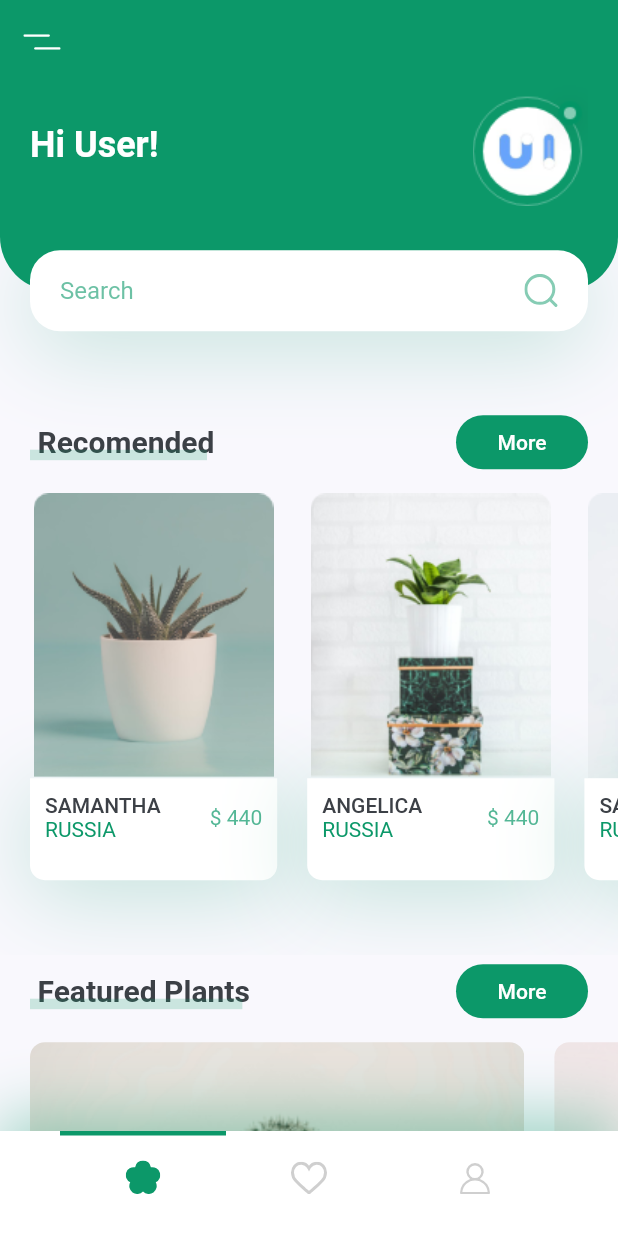
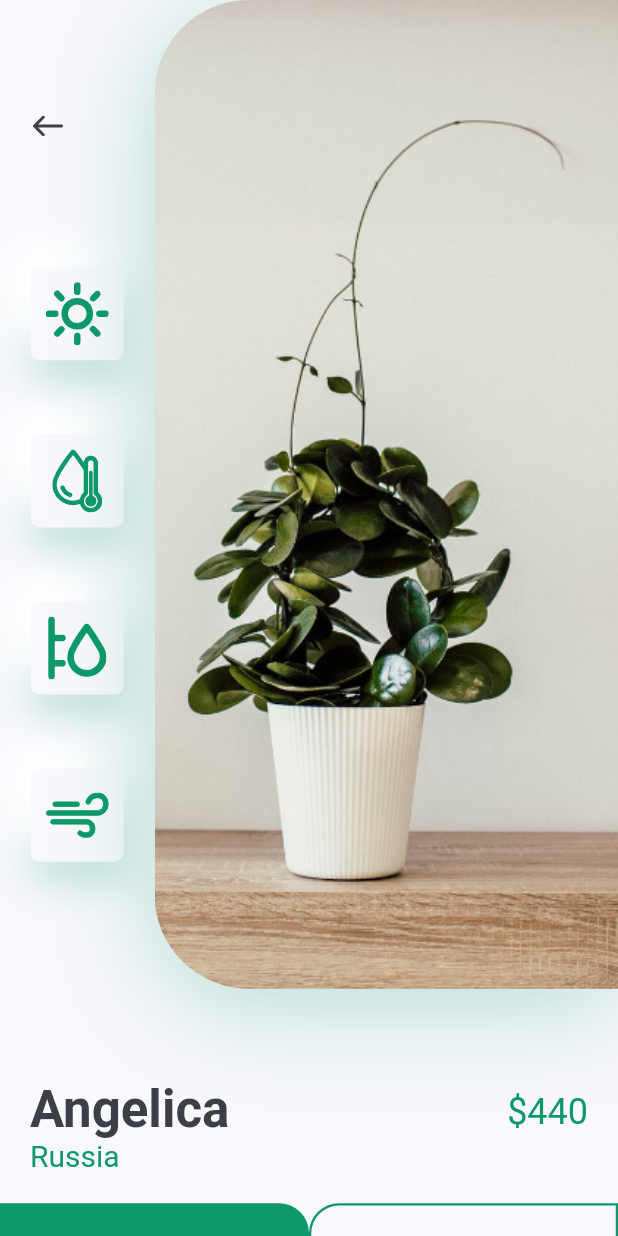
Before and after one commit to darthrodolfo/flutterSpeedCodes, a Flutter app: the screen it shows after launch, after a tap on "More", on a phone screen of 412 x 824 dp. Run offline on Flutter 3.47's test engine with Material 2 defaults, Android fonts, the phone set to English and light mode, and no system bars; our stand-ins replace flutter_svg.

Commit message:
Creating detail screen with all its widgets.

```diff
--- /dev/null
+++ b/flutter_speed_code/lib/views/detail/details_screen.dart
@@ -0,0 +1,11 @@
+import 'package:flutter/material.dart';
+import 'package:flutter_speed_code/views/detail/widgets/body.dart';
+
+class DetailsScreen extends StatelessWidget {
+  @override
+  Widget build(BuildContext context) {
+    return Scaffold(
+      body: Body(),
+    );
+  }
+}
--- /dev/null
+++ b/flutter_speed_code/lib/views/detail/widgets/body.dart
@@ -0,0 +1,66 @@
+import 'package:flutter/material.dart';
+import 'package:flutter_speed_code/theme/theme_constants.dart';
+
+import 'image_and_icons.dart';
+import 'title_and_price.dart';
+
+class Body extends StatelessWidget {
+  @override
+  Widget build(BuildContext context) {
+    Size size = MediaQuery.of(context).size;
+    return SingleChildScrollView(
+      child: Column(
+        children: <Widget>[
+          ImageAndIcons(size: size),
+          TitleAndPrice(title: "Angelica", country: "Russia", price: 440),
+          SizedBox(height: tDefaultPadding),
+          Row(
+            children: <Widget>[
+              SizedBox(
+                width: size.width / 2,
+                height: 84,
+                child: FlatButton(
+                  shape: RoundedRectangleBorder(
+                    borderRadius: BorderRadius.only(
+                      topRight: Radius.circular(20),
+                    ),
+                  ),
+                  color: tPrimaryColor,
+                  onPressed: () {},
+                  child: Text(
+                    "Buy Now",
+                    style: TextStyle(
+                      color: Colors.white,
+                      fontSize: 16,
+                    ),
+                  ),
+                ),
+              ),
+              Expanded(
+                child: SizedBox(
+                  width: size.width / 2,
+                  height: 84,
+                  child: FlatButton(
+                    shape: RoundedRectangleBorder(
+                      side: BorderSide(width: 1.5, color: tPrimaryColor),
+                      borderRadius: BorderRadius.only(
+                        topLeft: Radius.circular(20),
+                      ),
+                    ),
+                    onPressed: () {},
+                    child: Text(
+                      'Description',
+                      style: TextStyle(
+                        fontSize: 16,
+                      ),
+                    ),
+                  ),
+                ),
+              ),
+            ],
+          ),
+        ],
+      ),
+    );
+  }
+}
--- /dev/null
+++ b/flutter_speed_code/lib/views/detail/widgets/icon_card.dart
@@ -0,0 +1,40 @@
+import 'package:flutter/material.dart';
+import 'package:flutter_speed_code/theme/theme_constants.dart';
+import 'package:flutter_svg/flutter_svg.dart';
+
+class IconCard extends StatelessWidget {
+  const IconCard({
+    Key key,
+    this.icon,
+  }) : super(key: key);
+
+  final String icon;
+
+  @override
+  Widget build(BuildContext context) {
+    Size size = MediaQuery.of(context).size;
+    return Container(
+      margin: EdgeInsets.symmetric(vertical: size.height * 0.03),
+      padding: EdgeInsets.all(tDefaultPadding / 2),
+      height: 62,
+      width: 62,
+      decoration: BoxDecoration(
+        color: tBackgroundColor,
+        borderRadius: BorderRadius.circular(6),
+        boxShadow: [
+          BoxShadow(
+            offset: Offset(0, 15),
+            blurRadius: 22,
+            color: tPrimaryColor.withOpacity(0.22),
+          ),
+          BoxShadow(
+            offset: Offset(-15, -15),
+            blurRadius: 20,
+            color: Colors.white,
+          ),
+        ],
+      ),
+      child: SvgPicture.asset(icon),
+    );
+  }
+}
--- /dev/null
+++ b/flutter_speed_code/lib/views/detail/widgets/image_and_icons.dart
@@ -0,0 +1,76 @@
+import 'package:flutter/material.dart';
+import 'package:flutter_speed_code/theme/theme_constants.dart';
+import 'package:flutter_svg/flutter_svg.dart';
+
+import 'icon_card.dart';
+
+class ImageAndIcons extends StatelessWidget {
+  const ImageAndIcons({
+    Key key,
+    @required this.size,
+  }) : super(key: key);
+
+  final Size size;
+
+  @override
+  Widget build(BuildContext context) {
+    return Padding(
+      padding: const EdgeInsets.only(bottom: tDefaultPadding * 3),
+      child: SizedBox(
+        height: size.height * 0.8,
+        child: Row(
+          children: <Widget>[
+            Expanded(
+              child: Padding(
+                padding:
+                    const EdgeInsets.symmetric(vertical: tDefaultPadding * 3),
+                child: Column(
+                  children: <Widget>[
+                    Align(
+                      alignment: Alignment.topLeft,
+                      child: IconButton(
+                        padding:
+                            EdgeInsets.symmetric(horizontal: tDefaultPadding),
+                        icon: SvgPicture.asset("assets/icons/back_arrow.svg"),
+                        onPressed: () {
+                          Navigator.pop(context);
+                        },
+                      ),
+                    ),
+                    Spacer(),
+                    IconCard(icon: "assets/icons/sun.svg"),
+                    IconCard(icon: "assets/icons/icon_2.svg"),
+                    IconCard(icon: "assets/icons/icon_3.svg"),
+                    IconCard(icon: "assets/icons/icon_4.svg"),
+                  ],
+                ),
+              ),
+            ),
+            Container(
+              height: size.height * 0.8,
+              width: size.width * 0.75,
+              decoration: BoxDecoration(
+                borderRadius: BorderRadius.only(
+                  topLeft: Radius.circular(63),
+                  bottomLeft: Radius.circular(63),
+                ),
+                boxShadow: [
+                  BoxShadow(
+                    offset: Offset(0, 10),
+                    blurRadius: 60,
+                    color: tPrimaryColor.withOpacity(0.29),
+                  ),
+                ],
+                image: DecorationImage(
+                  alignment: Alignment.centerLeft,
+                  fit: BoxFit.cover,
+                  image: AssetImage("assets/images/img.png"),
+                ),
+              ),
+            ),
+          ],
+        ),
+      ),
+    );
+  }
+}
--- /dev/null
+++ b/flutter_speed_code/lib/views/detail/widgets/title_and_price.dart
@@ -0,0 +1,59 @@
+import 'package:flutter/material.dart';
+import 'package:flutter_speed_code/theme/theme_constants.dart';
+
+class TitleAndPrice extends StatelessWidget {
+  const TitleAndPrice({Key key, this.title, this.country, this.price})
+      : super(key: key);
+  final String title, country;
+  final int price;
+
+  @override
+  Widget build(BuildContext context) {
+    return Padding(
+      padding: const EdgeInsets.symmetric(horizontal: tDefaultPadding),
+      child: Container(
+        child: Row(
+          crossAxisAlignment: CrossAxisAlignment.start,
+          children: <Widget>[
+            RichText(
+              text: TextSpan(
+                children: [
+                  TextSpan(
+                    text: '$title\n',
+                    style: Theme.of(context).textTheme.headline4.copyWith(
+                          color: tTextColor,
+                          fontWeight: FontWeight.bold,
+                        ),
+                  ),
+                  TextSpan(
+                    text: country,
+                    style: TextStyle(
+                      fontSize: 20,
+                      color: tPrimaryColor,
+                      fontWeight: FontWeight.w400,
+                    ),
+                  ),
+                ],
+              ),
+            ),
+            Expanded(
+              child: Padding(
+                padding: const EdgeInsets.only(top: 8.0),
+                child: Align(
+                  alignment: Alignment.topRight,
+                  child: Text(
+                    '\$$price',
+                    style: Theme.of(context)
+                        .textTheme
+                        .headline5
+                        .copyWith(color: tPrimaryColor),
+                  ),
+                ),
+              ),
+            ),
+          ],
+        ),
+      ),
+    );
+  }
+}
--- a/flutter_speed_code/lib/views/detail_screen.dart
+++ /dev/null
@@ -1,12 +0,0 @@
-import 'package:flutter/material.dart';
-
-class PlantDetailScreen extends StatelessWidget {
-  const PlantDetailScreen({Key key}) : super(key: key);
-
-  @override
-  Widget build(BuildContext context) {
-    return Container(
-      child: Text(''),
-    );
-  }
-}
--- a/flutter_speed_code/lib/views/home/widgets/body.dart
+++ b/flutter_speed_code/lib/views/home/widgets/body.dart
@@ -1,4 +1,6 @@
 import 'package:flutter/material.dart';
+import 'package:flutter_speed_code/theme/theme_constants.dart';
+import 'package:flutter_speed_code/views/detail/details_screen.dart';
 import 'package:flutter_speed_code/views/home/widgets/featured_plants.dart';
 import 'package:flutter_speed_code/views/home/widgets/header.dart';
 import 'package:flutter_speed_code/views/home/widgets/recommended_plants.dart';
@@ -16,10 +18,31 @@ class CustomBody extends StatelessWidget {
         crossAxisAlignment: CrossAxisAlignment.start,
         children: <Widget>[
           HeaderWithSearchBox(size: size),
-          SectionHeader(title: 'Recomended', onPressed: () {}),
+          SectionHeader(
+              title: 'Recomended',
+              onPressed: () {
+                Navigator.push(
+                  context,
+                  MaterialPageRoute(
+                    builder: (context) => DetailsScreen(),
+                  ),
+                );
+              }),
           RecommendedPlants(),
-          SectionHeader(title: 'Featured Plants', onPressed: () {}),
+          SectionHeader(
+              title: 'Featured Plants',
+              onPressed: () {
+                Navigator.push(
+                  context,
+                  MaterialPageRoute(
+                    builder: (context) => DetailsScreen(),
+                  ),
+                );
+              }),
           FeaturedPlants(),
+          SizedBox(
+            height: tDefaultPadding,
+          )
         ],
       ),
     );
--- a/flutter_speed_code/lib/views/home/widgets/featured_plants.dart
+++ b/flutter_speed_code/lib/views/home/widgets/featured_plants.dart
@@ -1,5 +1,6 @@
 import 'package:flutter/material.dart';
 import 'package:flutter_speed_code/theme/theme_constants.dart';
+import 'package:flutter_speed_code/views/detail/details_screen.dart';
 
 class FeaturedPlants extends StatelessWidget {
   const FeaturedPlants({Key key}) : super(key: key);
@@ -12,11 +13,25 @@ class FeaturedPlants extends StatelessWidget {
         children: <Widget>[
           FeaturedPlantCard(
             image: 'assets/images/bottom_img_1.png',
-            onPress: () {},
+            onPress: () {
+              Navigator.push(
+                context,
+                MaterialPageRoute(
+                  builder: (context) => DetailsScreen(),
+                ),
+              );
+            },
           ),
           FeaturedPlantCard(
             image: 'assets/images/bottom_img_2.png',
-            onPress: () {},
+            onPress: () {
+              Navigator.push(
+                context,
+                MaterialPageRoute(
+                  builder: (context) => DetailsScreen(),
+                ),
+              );
+            },
           ),
         ],
       ),
--- a/flutter_speed_code/lib/views/home/widgets/header.dart
+++ b/flutter_speed_code/lib/views/home/widgets/header.dart
@@ -67,6 +67,7 @@ class HeaderWithSearchBox extends StatelessWidget {
                   Expanded(
                     child: TextField(
                       autofocus: false,
+                      enabled: false,
                       onChanged: (value) {},
                       style: TextStyle(color: Colors.green[800]),
                       decoration: InputDecoration(
--- a/flutter_speed_code/lib/views/home/widgets/recommended_plants.dart
+++ b/flutter_speed_code/lib/views/home/widgets/recommended_plants.dart
@@ -1,5 +1,6 @@
 import 'package:flutter/material.dart';
 import 'package:flutter_speed_code/theme/theme_constants.dart';
+import 'package:flutter_speed_code/views/detail/details_screen.dart';
 
 class RecommendedPlants extends StatelessWidget {
   const RecommendedPlants({Key key}) : super(key: key);
@@ -19,8 +20,7 @@ class RecommendedPlants extends StatelessWidget {
               Navigator.push(
                 context,
                 MaterialPageRoute(
-                  //builder: (context) => DetailsScreen(),
-                  builder: (context) => null,
+                  builder: (context) => DetailsScreen(),
                 ),
               );
             },
@@ -34,7 +34,7 @@ class RecommendedPlants extends StatelessWidget {
               Navigator.push(
                 context,
                 MaterialPageRoute(
-                  builder: (context) => null,
+                  builder: (context) => DetailsScreen(),
                 ),
               );
             },
@@ -44,7 +44,14 @@ class RecommendedPlants extends StatelessWidget {
             title: "Samantha",
             country: "Russia",
             price: 440,
-            onPress: () {},
+            onPress: () {
+              Navigator.push(
+                context,
+                MaterialPageRoute(
+                  builder: (context) => DetailsScreen(),
+                ),
+              );
+            },
           ),
         ],
       ),
@@ -71,6 +78,8 @@ class RecommendedPlantCard extends StatelessWidget {
           top: tDefaultPadding / 2,
           bottom: tDefaultPadding * 2.5),
       width: size.width * 0.4,
+      child: GestureDetector(
+        onTap: onPress,
         child: Column(
           children: <Widget>[
             Image.asset(image),
@@ -121,6 +130,7 @@ class RecommendedPlantCard extends StatelessWidget {
             )
           ],
         ),
+      ),
     );
   }
 }
```
Also changed, not shown: flutter_speed_code/lib/views/home/home_screen.dart (+10 -0 lines). Lines whose indentation alone changed are shown as unchanged.
